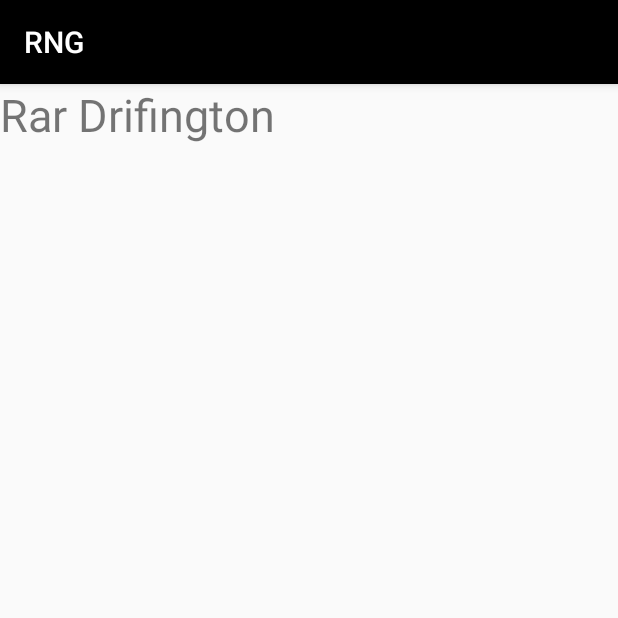
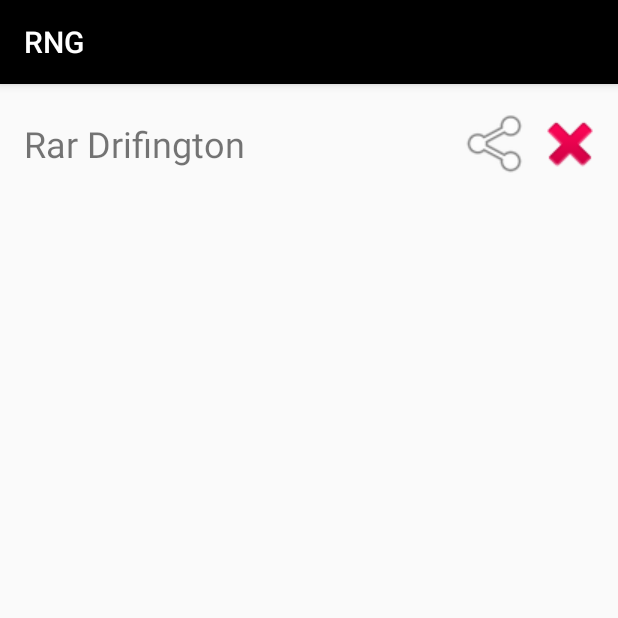
Before and after one commit to mattstair/RNG, an Android app: the FavoritesActivity screen opened directly, with no data from a screen before it, on a phone screen of 412 x 824 dp, the top half of it. Run offline under Robolectric (Android 15) with nearby library versions, the phone set to English and light mode, and no system bars.

Commit message:
Updated Favorites Activity with working delete buttons and non-working share buttons.

```diff
--- a/app/build.gradle
+++ b/app/build.gradle
@@ -26,6 +26,20 @@ android {
 dependencies {
     implementation fileTree(dir: 'libs', include: ['*.jar'])
     implementation "org.jetbrains.kotlin:kotlin-stdlib-jre7:$kotlin_version"
+//    // Anko Commons
+//    compile "org.jetbrains.anko:anko-commons:$anko_version"
+//
+//    // Anko Layouts
+//    compile "org.jetbrains.anko:anko-sdk25:$anko_version" // sdk15, sdk19, sdk21, sdk23 are also available
+//    compile "org.jetbrains.anko:anko-appcompat-v7:$anko_version"
+//
+//    // Coroutine listeners for Anko Layouts
+//    compile "org.jetbrains.anko:anko-sdk25-coroutines:$anko_version"
+//    compile "org.jetbrains.anko:anko-appcompat-v7-coroutines:$anko_version"
+//
+//    // Anko SQLite
+//    compile "org.jetbrains.anko:anko-sqlite:$anko_version"
+
     implementation 'com.android.support:appcompat-v7:26.1.0'
     implementation 'com.android.support.constraint:constraint-layout:1.0.2'
     implementation 'com.android.support:support-v4:26.1.0'
@@ -33,4 +47,5 @@ dependencies {
     testImplementation 'junit:junit:4.12'
     androidTestImplementation 'com.android.support.test:runner:1.0.1'
     androidTestImplementation 'com.android.support.test.espresso:espresso-core:3.0.1'
+    implementation 'com.android.support:recyclerview-v7:26.1.0'
 }
--- a/app/src/main/java/com/example/matt/rng4/DatabaseHandler.kt
+++ b/app/src/main/java/com/example/matt/rng4/DatabaseHandler.kt
@@ -4,7 +4,6 @@ import android.content.ContentValues
 import android.content.Context
 import android.database.sqlite.SQLiteDatabase
 import android.database.sqlite.SQLiteOpenHelper
-import android.widget.Toast
 import java.util.ArrayList
 
 val DATABASE_NAME = "myDB"
@@ -30,10 +29,7 @@ class DatabaseHandler(var context: Context) : SQLiteOpenHelper(context, DATABASE
         val cv = ContentValues()
         cv.put(COL_NAME,favorite.name)
         val result = db.insert(TABLE_NAME,null,cv)
-        if (result == -1.toLong())
-            Toast.makeText(context, "Failed", Toast.LENGTH_SHORT).show()
-        else
-            Toast.makeText(context, "Success", Toast.LENGTH_SHORT).show()
+
     }
 
     fun readData() : MutableList<Favorite>{
@@ -56,4 +52,11 @@ class DatabaseHandler(var context: Context) : SQLiteOpenHelper(context, DATABASE
         return list
     }
 
+    fun deleteData(ID: Int){
+        val db = this.writableDatabase
+        val result = db.delete(TABLE_NAME, COL_ID +" = "+ID.toString(),null)
+
+        db.close()
+    }
+
 }
--- /dev/null
+++ b/app/src/main/java/com/example/matt/rng4/FavoriteAdapter.kt
@@ -0,0 +1,45 @@
+package com.example.matt.rng4
+
+import android.content.Context
+import android.content.Intent
+import android.support.v7.widget.RecyclerView
+import android.view.LayoutInflater
+import android.view.View
+import android.view.ViewGroup
+import android.widget.Toast
+import com.example.matt.rng4.R.layout.favorite_row
+import kotlinx.android.synthetic.main.favorite_row.view.*
+
+
+class FavoriteAdapter (var context: Context): RecyclerView.Adapter<CustomViewHolder>() {
+
+    val db = DatabaseHandler(context)
+    val data = db.readData()
+
+
+    override fun getItemCount(): Int {
+        return data.size
+    }
+
+    override fun onCreateViewHolder(parent: ViewGroup?, viewType: Int): CustomViewHolder {
+        val layoutInflater = LayoutInflater.from((parent?.context))
+        val cellForRow = layoutInflater.inflate(favorite_row,parent,false)
+        return CustomViewHolder(cellForRow)
+    }
+
+    override fun onBindViewHolder(holder: CustomViewHolder?, position: Int) {
+        holder?.view?.textViewName?.text = data.get(position).name
+        holder?.view?.btnDelete?.setOnClickListener(View.OnClickListener {
+            db.deleteData(data.get(position).id)
+            Toast.makeText(context,"Deleted!",Toast.LENGTH_SHORT).show()
+            val intent = Intent(context,FavoritesActivity::class.java)
+            context.startActivity(intent)
+        })
+    }
+
+
+}
+
+class CustomViewHolder(val view: View): RecyclerView.ViewHolder(view) {
+
+}
--- a/app/src/main/java/com/example/matt/rng4/FavoritesActivity.kt
+++ b/app/src/main/java/com/example/matt/rng4/FavoritesActivity.kt
@@ -1,22 +1,24 @@
 package com.example.matt.rng4
 
+import android.content.Intent
 import android.support.v7.app.AppCompatActivity
 import android.os.Bundle
-import kotlinx.android.synthetic.main.activity_favorites.*
+import android.support.v7.widget.LinearLayoutManager
+import kotlinx.android.synthetic.main.favorites.*
 
 class FavoritesActivity : AppCompatActivity() {
 
     override fun onCreate(savedInstanceState: Bundle?) {
         super.onCreate(savedInstanceState)
-        setContentView(R.layout.activity_favorites)
+        setContentView(R.layout.favorites)
 
-        val db = DatabaseHandler(this)
-
-        val data = db.readData()
-        textFavorites.text = ""
-        for (i in 0..(data.size - 1)){
-            textFavorites.append(data.get(i).name + "\n")
-        }
+        recyclerView_Favorites.layoutManager  = LinearLayoutManager(this)
+        recyclerView_Favorites.adapter = FavoriteAdapter(this)
 
     }
+
+    override fun onBackPressed() {
+        val intent = Intent(this,MainActivity::class.java)
+        startActivity(intent)
+    }
 }
--- a/app/src/main/res/layout/activity_favorites.xml
+++ /dev/null
@@ -1,21 +0,0 @@
-<?xml version="1.0" encoding="utf-8"?>
-<android.support.constraint.ConstraintLayout xmlns:android="http://schemas.android.com/apk/res/android"
-    xmlns:app="http://schemas.android.com/apk/res-auto"
-    xmlns:tools="http://schemas.android.com/tools"
-    android:layout_width="match_parent"
-    android:layout_height="match_parent"
-    tools:context="com.example.matt.rng4.FavoritesActivity">
-
-    <ScrollView
-        android:layout_width="match_parent"
-        android:layout_height="match_parent">
-
-        <TextView
-            android:id="@+id/textFavorites"
-            android:layout_width="match_parent"
-            android:layout_height="wrap_content"
-            android:text="TextView"
-            android:textSize="30sp" />
-
-    </ScrollView>
-</android.support.constraint.ConstraintLayout>
--- /dev/null
+++ b/app/src/main/res/layout/favorite_row.xml
@@ -0,0 +1,39 @@
+<?xml version="1.0" encoding="utf-8"?>
+<android.support.constraint.ConstraintLayout xmlns:android="http://schemas.android.com/apk/res/android"
+    xmlns:app="http://schemas.android.com/apk/res-auto"
+    xmlns:tools="http://schemas.android.com/tools"
+    android:layout_width="match_parent"
+    android:layout_height="wrap_content"
+    tools:context="com.example.matt.rng4.FavoritesActivity">
+
+    <TextView
+        android:id="@+id/textViewName"
+        android:layout_width="wrap_content"
+        android:layout_height="48dp"
+        android:layout_marginStart="8dp"
+        android:layout_marginTop="8dp"
+        android:gravity="center"
+        android:textSize="24sp"
+        app:layout_constraintStart_toStartOf="parent"
+        app:layout_constraintTop_toTopOf="parent"
+        tools:text="First Last" />
+
+    <Button
+        android:id="@+id/btnShare"
+        android:layout_width="48dp"
+        android:layout_height="48dp"
+        android:layout_marginTop="8dp"
+        android:background="@android:drawable/ic_menu_share"
+        app:layout_constraintEnd_toStartOf="@+id/btnDelete"
+        app:layout_constraintTop_toTopOf="parent" />
+
+    <Button
+        android:id="@+id/btnDelete"
+        android:layout_width="48dp"
+        android:layout_height="48dp"
+        android:layout_marginTop="8dp"
+        android:background="@android:drawable/ic_delete"
+        app:layout_constraintEnd_toEndOf="parent"
+        app:layout_constraintTop_toTopOf="parent" />
+
+</android.support.constraint.ConstraintLayout>
--- /dev/null
+++ b/app/src/main/res/layout/favorites.xml
@@ -0,0 +1,20 @@
+<?xml version="1.0" encoding="utf-8"?>
+<android.support.constraint.ConstraintLayout
+    xmlns:android="http://schemas.android.com/apk/res/android"
+    xmlns:app="http://schemas.android.com/apk/res-auto"
+    android:layout_width="match_parent"
+    android:layout_height="match_parent">
+
+    <android.support.v7.widget.RecyclerView
+        android:id="@+id/recyclerView_Favorites"
+        android:layout_width="match_parent"
+        android:layout_height="match_parent"
+        android:layout_marginBottom="8dp"
+        android:layout_marginEnd="8dp"
+        android:layout_marginStart="8dp"
+        android:layout_marginTop="8dp"
+        app:layout_constraintBottom_toBottomOf="parent"
+        app:layout_constraintEnd_toEndOf="parent"
+        app:layout_constraintStart_toStartOf="parent"
+        app:layout_constraintTop_toTopOf="parent" />
+</android.support.constraint.ConstraintLayout>
--- a/build.gradle
+++ b/build.gradle
@@ -2,6 +2,7 @@
 
 buildscript {
     ext.kotlin_version = '1.2.10'
+    ext.anko_version='0.10.4'
     repositories {
         google()
         jcenter()
```
